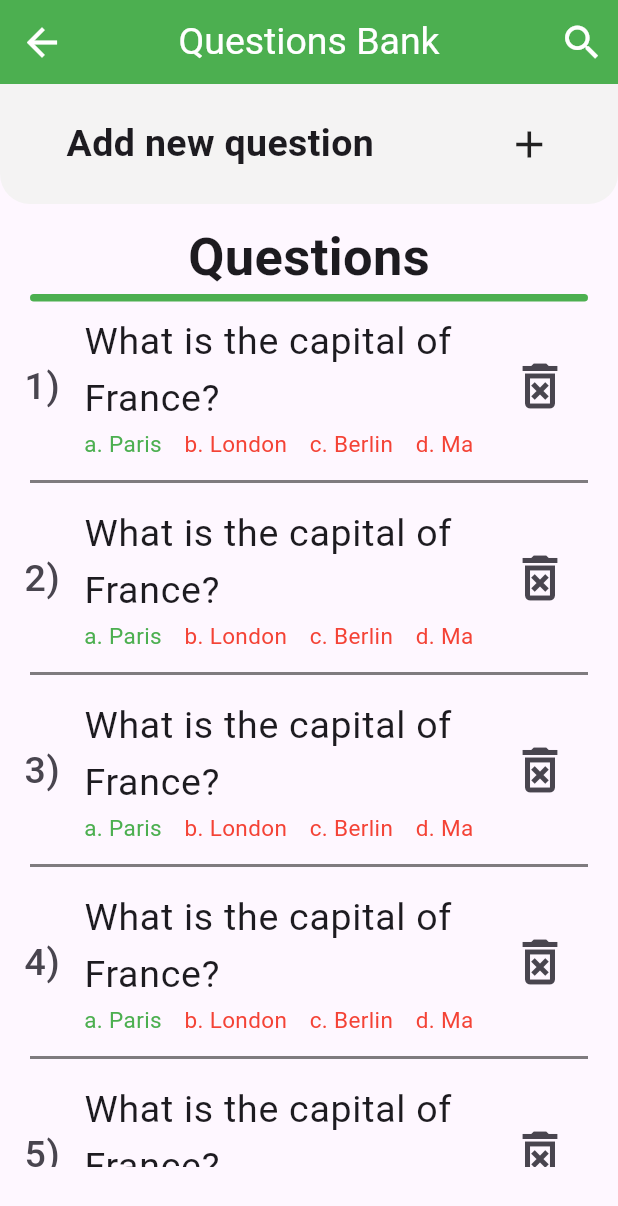
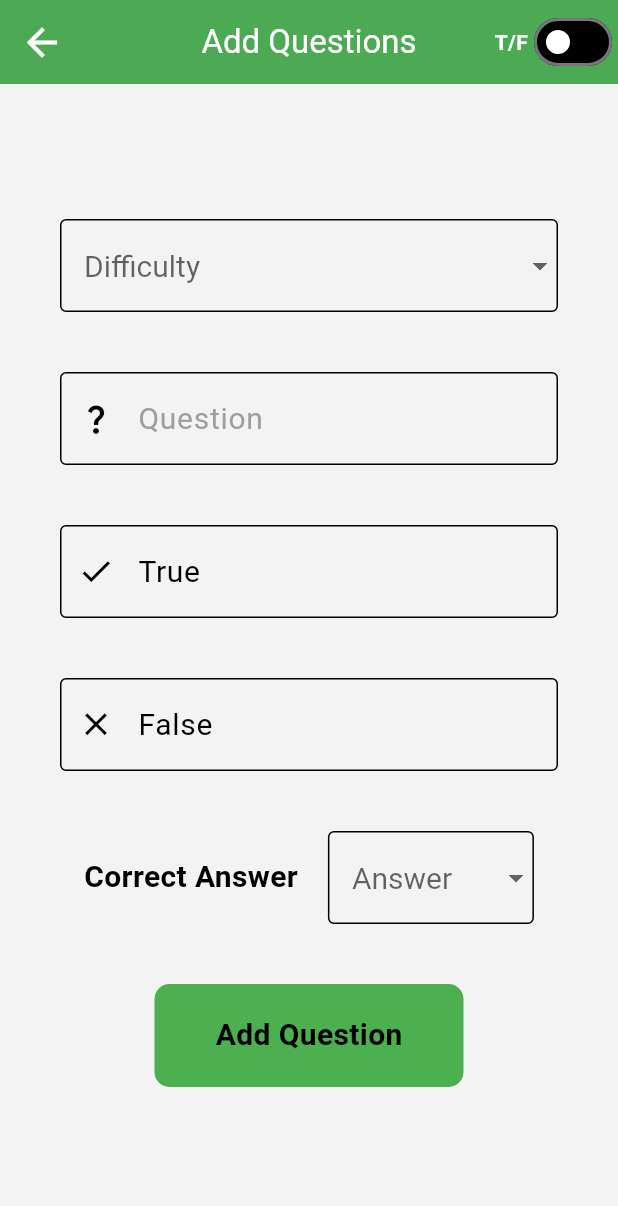
Before and after one commit to Ahmed-Lotfy5853/quizmaker, a Flutter app: the Questions_Bank screen opened directly, after a tap on "Add new question", on a phone screen of 412 x 824 dp. Shown: the top 1206 px of the screen. Run offline on Flutter 3.47's test engine with Material 3 defaults, Android fonts, the light colour scheme and no system bars; our stand-ins replace bloc, cloud_firestore, firebase_auth, firebase_core, flutter_bloc, flutter_native_splash and 4 more; missing offline and left inert: dart:ffi; accounts and stored records are empty.

Commit message:
merge teacher to main

```diff
--- a/lib/Constants/Strings.dart
+++ b/lib/Constants/Strings.dart
@@ -8,6 +8,13 @@ const String BottomNavStudentScreen='/BottomNavStudentScreen';
 const String groupDetailsViewScreen = "/groupDetailsViewScreen";
 const String addTeachertoGroup = "/addTeachertoGroup";
 const String questionsBankScreen = "/questionsBankScreen";
+const String createQuizScreen = "/groupDetailsViewScreen/createQuizScreen";
+const String quizeScreen ='/quizeScreen';
+
+const String teacherProfileScreen = "/teacherProfileScreen";
+
+const String addQuestions = "/add_question";
+const String groupDetails = "/groupdetails";
 
 const String teachersCollection = "Teachers";
 const String studentsCollection = "Students";
--- a/lib/Presentation/Screens/Student Screens/bottom_navigatoion_bar.dart
+++ b/lib/Presentation/Screens/Student Screens/bottom_navigatoion_bar.dart
@@ -8,13 +8,16 @@ import 'package:quiz_maker/Presentation/Screens/Student%20Screens/Profile/profil
 import 'package:quiz_maker/Presentation/Screens/Student%20Screens/Settings/setting.dart';
 import 'package:quiz_maker/Presentation/Screens/Student%20Screens/chat/student_all_chats.dart';
 
+import '../Teacher Screens/teacher_profile.dart';
+
 class BottomNavBarStudentScreen extends StatelessWidget {
   BottomNavBarStudentScreen({super.key});
   PersistentTabController _persistentTabController =
       PersistentTabController(initialIndex: 0);
   List<Widget> _screens = [
     SettingScreen(),
-    ProfileScreen(),
+    TeacherProfile(),
+    // ProfileScreen(),
     HomeScreen(),
     StudentAllChats(),
     StudentAllRequestsPage(),
--- a/lib/Presentation/Screens/Teacher Screens/group_details_view.dart
+++ b/lib/Presentation/Screens/Teacher Screens/group_details_view.dart
@@ -39,6 +39,7 @@ class _GroupDetailsViewState extends State<GroupDetailsView> {
         backgroundColor: Colors.green,
         centerTitle: true,
         elevation: 1,
+        iconTheme: IconThemeData(color: Colors.white, size: 30),
       ),
       body: Container(
         child: Column(
@@ -71,7 +72,7 @@ class _GroupDetailsViewState extends State<GroupDetailsView> {
                 Center(
                   child: GestureDetector(
                     onTap: () {
-
+                      Navigator.pushNamed(context, createQuizScreen );
                     },
                     child: Container(
                       height: height / 12,
--- /dev/null
+++ b/lib/Presentation/Screens/Teacher Screens/questions bank/add_questions.dart
@@ -0,0 +1,426 @@
+import 'package:flutter/cupertino.dart';
+import 'package:flutter/material.dart';
+
+import '../../../../Constants/Strings.dart';
+
+class Add_Questions extends StatefulWidget {
+  const Add_Questions({super.key});
+
+  @override
+  State<Add_Questions> createState() => _Add_QuestionsState();
+}
+
+class _Add_QuestionsState extends State<Add_Questions> {
+  final question = TextEditingController();
+  final option1 = TextEditingController();
+  final option2 = TextEditingController();
+  final option3 = TextEditingController();
+  final option4 = TextEditingController();
+  final formKey = GlobalKey<FormState>();
+  String? difficulty;
+
+  String? correctAnswer;
+
+  final text = 20.0;
+
+  bool isMcq = false;
+
+  @override
+  Widget build(BuildContext context) {
+    var height = MediaQuery.of(context).size.height;
+    var width = MediaQuery.of(context).size.width;
+    return Scaffold(
+      appBar: AppBar(
+        backgroundColor: Colors.green,
+        title: Text(
+          "Add Questions",
+          style: TextStyle(
+            color: Colors.white,
+          ),
+        ),
+        iconTheme: IconThemeData(color: Colors.white, size: 30),
+        centerTitle: true,
+        elevation: 1,
+        actions: [
+          Text(
+            isMcq ? "MCQ" : 'T/F',
+            style: TextStyle(color: Colors.white, fontWeight: FontWeight.bold),
+          ),
+          Switch(
+            value: isMcq,
+            onChanged: (value) {
+              setState(() {
+                isMcq = !isMcq;
+                difficulty = null;
+                correctAnswer = null;
+              });
+            },
+            activeColor: Colors.white,
+            inactiveThumbColor: Colors.white,
+            inactiveTrackColor: Colors.black,
+          ),
+        ],
+      ),
+      body: SingleChildScrollView(
+        child: Container(
+          padding: EdgeInsets.symmetric(horizontal: 40 , vertical: 50),
+          decoration: BoxDecoration(
+            color: Color.fromRGBO(244, 243, 243, 1),
+          ),
+          child: Form(
+            key: formKey,
+            child: Column(
+              children: [
+                SizedBox(
+                  height: 40,
+                ),
+                DropdownButtonFormField<String>(
+                    value: difficulty,
+                    onChanged: (value) {
+                      setState(() {
+                        difficulty = value;
+                      });
+                    },
+                    hint: Text("Difficulty"),
+                    items: ['Hard', 'Medium', "Easy"]
+                        .map((type) => DropdownMenuItem(
+                              value: type,
+                              child: Text(
+                                type,
+                                style: TextStyle(color: Colors.black),
+                              ),
+                            ))
+                        .toList(),
+                    style: TextStyle(
+                      color: Colors.black,
+                      fontSize: text,
+                    ),
+                    decoration: InputDecoration(
+                      enabledBorder: OutlineInputBorder(
+                        borderSide: BorderSide(
+                          color: Colors.black,
+                        ),
+                      ),
+                      focusedBorder: OutlineInputBorder(
+                        borderSide: BorderSide(
+                          color: Colors.black,
+                        ),
+                      ),
+                    ),
+                    validator: (value) {
+                      if (difficulty == null) {
+                        return 'select difficulty';
+                      }
+                    }),
+                SizedBox(
+                  height: 40,
+                ),
+                TextFormField(
+                  controller: question,
+                  decoration: const InputDecoration(
+                    hintText: 'Question',
+                    hintStyle: TextStyle(
+                      color: Colors.grey,
+                    ),
+                    prefixIcon: Icon(
+                      Icons.question_mark,
+                      color: Colors.black,
+                    ),
+                    enabledBorder: OutlineInputBorder(
+                      borderSide: BorderSide(
+                        color: Colors.black,
+                      ),
+                    ),
+                    focusedBorder: OutlineInputBorder(
+                      borderSide: BorderSide(
+                        color: Colors.black,
+                      ),
+                    ),
+                  ),
+                  validator: (value) {
+                    if (value == null || value.isEmpty) {
+                      return 'Please enter a valid question';
+                    }
+                    return null;
+                  },
+                  onChanged: (value) {},
+                  cursorColor: Colors.white,
+                  style: TextStyle(
+                    color: Colors.black,
+                    fontSize: text,
+                  ),
+                ),
+                SizedBox(
+                  height: 40,
+                ),
+                isMcq ? buildMcqFields(width) : buildTFFields(width),
+                SizedBox(
+                  height: 40,
+                ),
+                Center(
+                  child: GestureDetector(
+                    onTap: () {
+                      addQuestion();
+                    },
+                    child: Container(
+                      height: height / 12,
+                      width: width / 2,
+                      decoration: BoxDecoration(
+                        color: Colors.green,
+                        borderRadius: BorderRadius.circular(10),
+                      ),
+                      child: Center(
+                          child: Text(
+                        "Add Question",
+                        style: TextStyle(
+                          color: Colors.black,
+                          fontWeight: FontWeight.bold,
+                          fontSize: text,
+                        ),
+                      )),
+                    ),
+                  ),
+                ),
+                SizedBox(
+                  height: 60,
+                ),
+              ],
+            ),
+          ),
+        ),
+      ),
+    );
+  }
+
+  buildOptionFiled(IconData icon, TextEditingController controter, String hint,
+      bool enabled) {
+    return TextFormField(
+      controller: controter,
+      enabled: enabled,
+      decoration: InputDecoration(
+        hintText: hint,
+        hintStyle: TextStyle(
+          color: enabled ? Colors.grey : Colors.black,
+        ),
+        prefixIcon: Icon(
+          icon,
+          color: Colors.black,
+          size: 25,
+        ),
+        enabledBorder: OutlineInputBorder(
+          borderSide: BorderSide(
+            color: Colors.black,
+          ),
+        ),
+        disabledBorder: OutlineInputBorder(
+          borderSide: BorderSide(
+            color: Colors.black,
+          ),
+        ),
+        focusedBorder: OutlineInputBorder(
+          borderSide: BorderSide(
+            color: Colors.black,
+          ),
+        ),
+      ),
+      validator: (value) {
+        if (value == null || value.isEmpty && enabled) {
+          return 'enter a valid option';
+        } else if (value.isEmpty && !enabled) {
+          setState(() {
+            option1.text = 'True';
+            option2.text = 'False';
+          });
+        }
+      },
+      onChanged: (value) {
+        setState(() {
+          controter.text = value;
+        });
+      },
+      cursorColor: Colors.white,
+      style: TextStyle(
+        color: Colors.black,
+        fontSize: text,
+      ),
+    );
+  }
+
+  buildMcqFields(double width) {
+    return Column(
+      children: [
+        buildOptionFiled(Icons.looks_one_outlined, option1, 'Option 1', true),
+        SizedBox(
+          height: 40,
+        ),
+        buildOptionFiled(Icons.looks_two_outlined, option2, 'Option 2', true),
+        SizedBox(
+          height: 40,
+        ),
+        buildOptionFiled(Icons.looks_3_outlined, option3, 'Option 3', true),
+        SizedBox(
+          height: 40,
+        ),
+        buildOptionFiled(Icons.looks_4_outlined, option4, 'Option 4', true),
+        SizedBox(
+          height: 40,
+        ),
+        Center(
+          child: Row(
+            mainAxisAlignment: MainAxisAlignment.center,
+            children: [
+              Text(
+                "Correct Answer",
+                style: TextStyle(
+                    fontSize: text,
+                    color: Colors.black,
+                    fontWeight: FontWeight.bold),
+              ),
+              SizedBox(
+                width: 20,
+              ),
+              SizedBox(
+                width: width / 3,
+                child: DropdownButtonFormField<String>(
+                  value: correctAnswer,
+                  onChanged: (value) {
+                    setState(() {
+                      correctAnswer = value;
+                    });
+                  },
+                  hint: Text("Answer"),
+                  items: ['1', '2', '3', '4']
+                      .map(
+                        (type) => DropdownMenuItem(
+                          value: type,
+                          child: Text(
+                            type,
+                            style: TextStyle(color: Colors.black),
+                          ),
+                        ),
+                      )
+                      .toList(),
+                  style: TextStyle(
+                    color: Colors.black,
+                    fontSize: text,
+                  ),
+                  decoration: InputDecoration(
+                    hintText: 'Correct Answer',
+                    hintStyle: TextStyle(
+                      color: Colors.tealAccent,
+                    ),
+                    enabledBorder: OutlineInputBorder(
+                      borderSide: BorderSide(
+                        color: Colors.black,
+                      ),
+                    ),
+                    focusedBorder: OutlineInputBorder(
+                      borderSide: BorderSide(
+                        color: Colors.black,
+                      ),
+                    ),
+                  ),
+                ),
+              ),
+            ],
+          ),
+        ),
+      ],
+    );
+  }
+
+  buildTFFields(double width) {
+    return Column(
+      children: [
+        buildOptionFiled(Icons.check, option1, "True", false),
+        SizedBox(
+          height: 40,
+        ),
+        buildOptionFiled(Icons.close, option2, "False", false),
+        SizedBox(
+          height: 40,
+        ),
+        Center(
+          child: Row(
+            mainAxisAlignment: MainAxisAlignment.center,
+            children: [
+              Text(
+                "Correct Answer",
+                style: TextStyle(
+                    fontSize: text,
+                    color: Colors.black,
+                    fontWeight: FontWeight.bold),
+              ),
+              SizedBox(
+                width: 20,
+              ),
+              SizedBox(
+                width: width / 3,
+                child: DropdownButtonFormField<String>(
+                  value: correctAnswer,
+                  onChanged: (value) {
+                    setState(() {
+                      correctAnswer = value;
+                    });
+                  },
+                  hint: Text("Answer"),
+                  items: ["True", "False"]
+                      .map(
+                        (type) => DropdownMenuItem(
+                          value: type,
+                          child: Text(
+                            type,
+                            style: TextStyle(color: Colors.black),
+                          ),
+                        ),
+                      )
+                      .toList(),
+                  style: TextStyle(
+                    color: Colors.black,
+                    fontSize: text,
+                  ),
+                  decoration: InputDecoration(
+                    hintText: 'Correct Answer',
+                    hintStyle: TextStyle(
+                      color: Colors.tealAccent,
+                    ),
+                    enabledBorder: OutlineInputBorder(
+                      borderSide: BorderSide(
+                        color: Colors.black,
+                      ),
+                    ),
+                    focusedBorder: OutlineInputBorder(
+                      borderSide: BorderSide(
+                        color: Colors.black,
+                      ),
+                    ),
+                  ),
+                  validator: (value) {
+                    if (correctAnswer == null || correctAnswer!.isEmpty) {
+                      return 'Enter a valid option';
+                    }
+                  },
+                ),
+              ),
+            ],
+          ),
+        ),
+      ],
+    );
+  }
+
+  void addQuestion() {
+    if (formKey.currentState!.validate()) {
+      formKey.currentState!.save();
+      print(difficulty);
+      print(question.text);
+      print(option1.text);
+      print(option2.text);
+      print(option3.text);
+      print(option4.text);
+      print(correctAnswer);
+
+      // ToDo : add question
+    }
+  }
+}
--- a/lib/Presentation/Screens/Teacher Screens/questions bank/questions_bank.dart
+++ b/lib/Presentation/Screens/Teacher Screens/questions bank/questions_bank.dart
@@ -3,6 +3,7 @@ import 'dart:math';
 import 'package:flutter/cupertino.dart';
 import 'package:flutter/material.dart';
 import 'package:flutter/widgets.dart';
+import 'package:quiz_maker/Constants/Strings.dart';
 import 'package:quiz_maker/Data/Models/question.dart';
 
 class Questions_Bank extends StatefulWidget {
@@ -203,7 +204,7 @@ class _Questions_BankState extends State<Questions_Bank> {
           children: [
             GestureDetector(
               onTap: () {
-                print("add new question");
+                Navigator.pushNamed(context, addQuestions);
               },
               child: Container(
                 height: 80,
--- a/lib/app_router.dart
+++ b/lib/app_router.dart
@@ -10,7 +10,11 @@ import 'Data/Repository/Auth/auth_repository.dart';
 import 'Presentation/Screens/Auth/registering_screen.dart';
 import 'Presentation/Screens/Teacher Screens/create_group.dart';
 import 'Presentation/Screens/Teacher Screens/edit_group_details.dart';
+import 'Presentation/Screens/Teacher Screens/group_details_view.dart';
+import 'Presentation/Screens/Teacher Screens/questions bank/add_questions.dart';
+import 'Presentation/Screens/Teacher Screens/questions bank/create_quiz.dart';
 import 'Presentation/Screens/Teacher Screens/teacher_homepage.dart';
+import 'Presentation/Screens/Teacher Screens/teacher_profile.dart';
 
 class App_Router {
   late final Auth_Cubit authCubit;
@@ -38,6 +42,19 @@ class App_Router {
       case(editGroupDetailsScreen):
         return MaterialPageRoute(builder: (_)=>  const EditGroupDetails());
       case(questionsBankScreen):
+       case (groupDetailsViewScreen):
+        return MaterialPageRoute(builder: (_) => GroupDetailsView());
+    case (addQuestions):
+        return MaterialPageRoute(builder: (_) => Add_Questions());
+
+      case (createQuizScreen):
+        return MaterialPageRoute(builder: (_) => Create_Quiz());
+      // case (groupDetails):
+      //   return MaterialPageRoute(builder: (_) => TeacherGroupDetails());
+        // return MaterialPageRoute(builder: (_) => GroupDetailsView());
+
+      case(teacherProfileScreen):
+        return MaterialPageRoute(builder: (_) => TeacherProfile());
       default:
         return MaterialPageRoute(builder: (_) => const Scaffold(
           backgroundColor: Colors.white,
```
Also changed, not shown: lib/Presentation/Screens/Auth/registering_screen.dart (+40 -28 lines), lib/Presentation/Screens/Teacher Screens/questions bank/create_quiz.dart (added, +189 -0 lines), lib/Presentation/Screens/Teacher Screens/teacher_homepage.dart (+5 -2 lines), lib/Presentation/Screens/Teacher Screens/teacher_profile.dart (+2 -9 lines).
